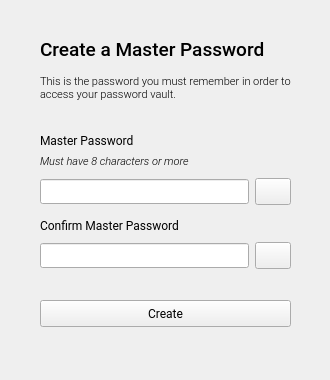
First picture: the form in log_in.ui, repository EmueI/password-manager, before the edit.
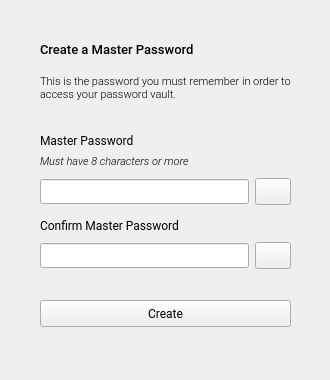
Second picture: the form after the edit. Icons and pictures are not drawn.

The edit to the form file:
```diff
--- a/log_in.ui
+++ b/log_in.ui
@@ -211,7 +211,7 @@
        <property name="font">
         <font>
          <family>Roboto Medium</family>
-         <pointsize>14</pointsize>
+         <pointsize>10</pointsize>
         </font>
        </property>
        <property name="text">
```
